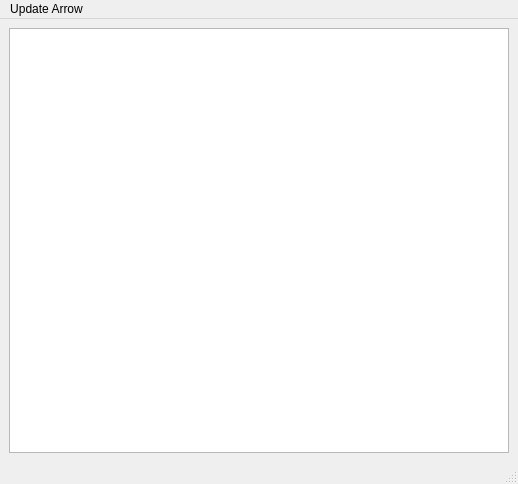
Above: mainwindow.ui from darthdeus/graphite-gui before the change. Below: the same form after it.
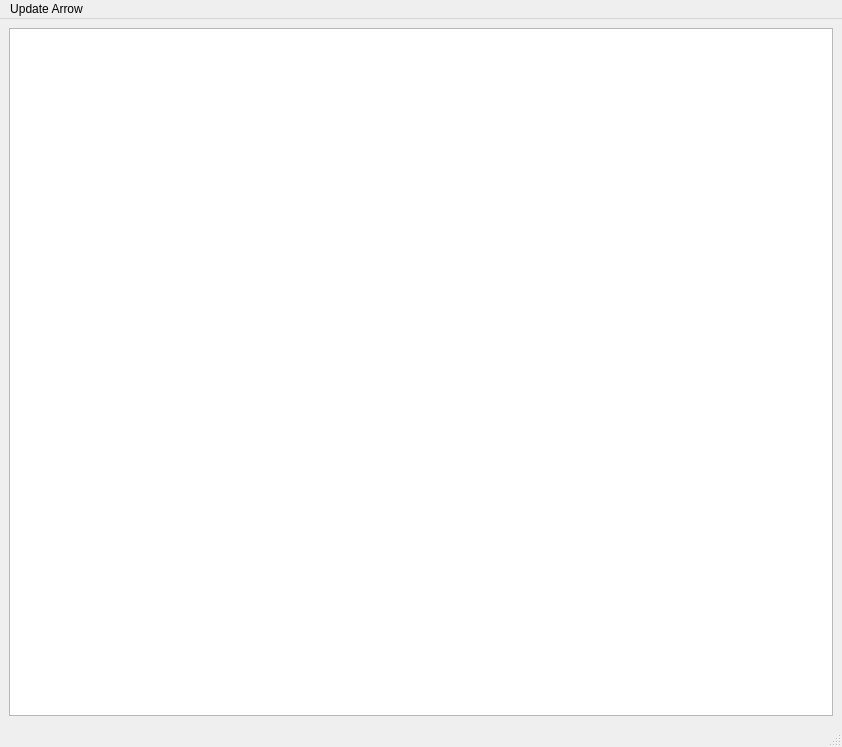
That is the form after the change.

What changed in the file:
```diff
--- a/mainwindow.ui
+++ b/mainwindow.ui
@@ -6,8 +6,8 @@
    <rect>
     <x>0</x>
     <y>0</y>
-    <width>518</width>
-    <height>484</height>
+    <width>842</width>
+    <height>747</height>
    </rect>
   </property>
   <property name="windowTitle">
@@ -25,7 +25,7 @@
     <rect>
      <x>0</x>
      <y>0</y>
-     <width>518</width>
+     <width>842</width>
      <height>22</height>
     </rect>
    </property>
```
